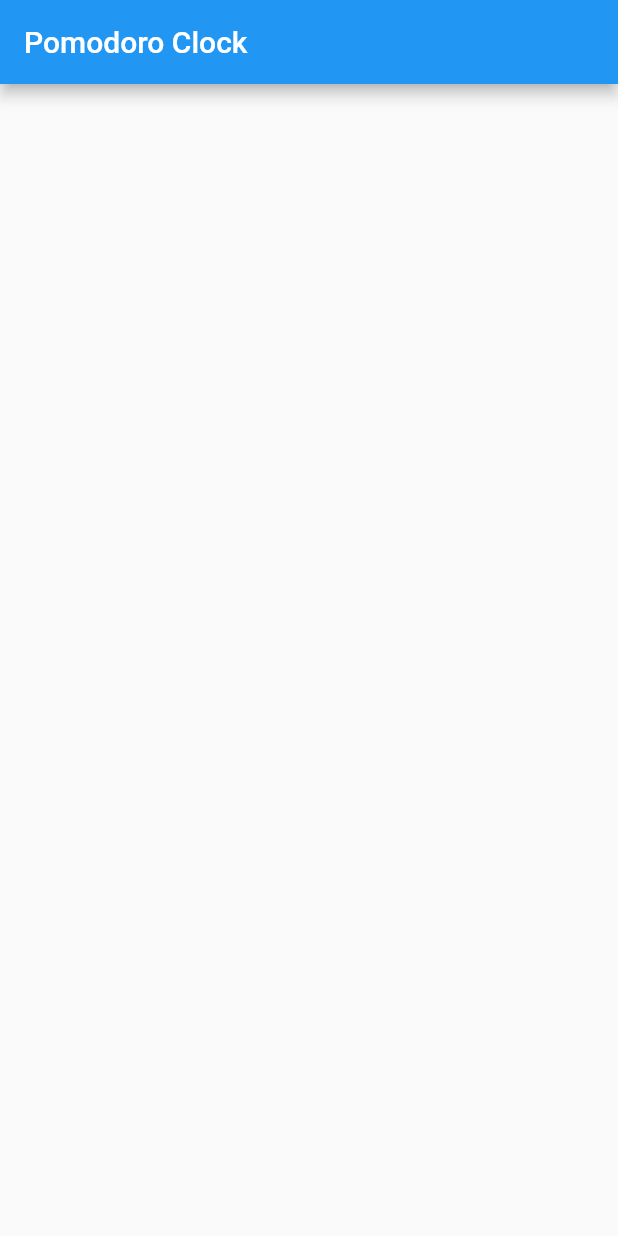
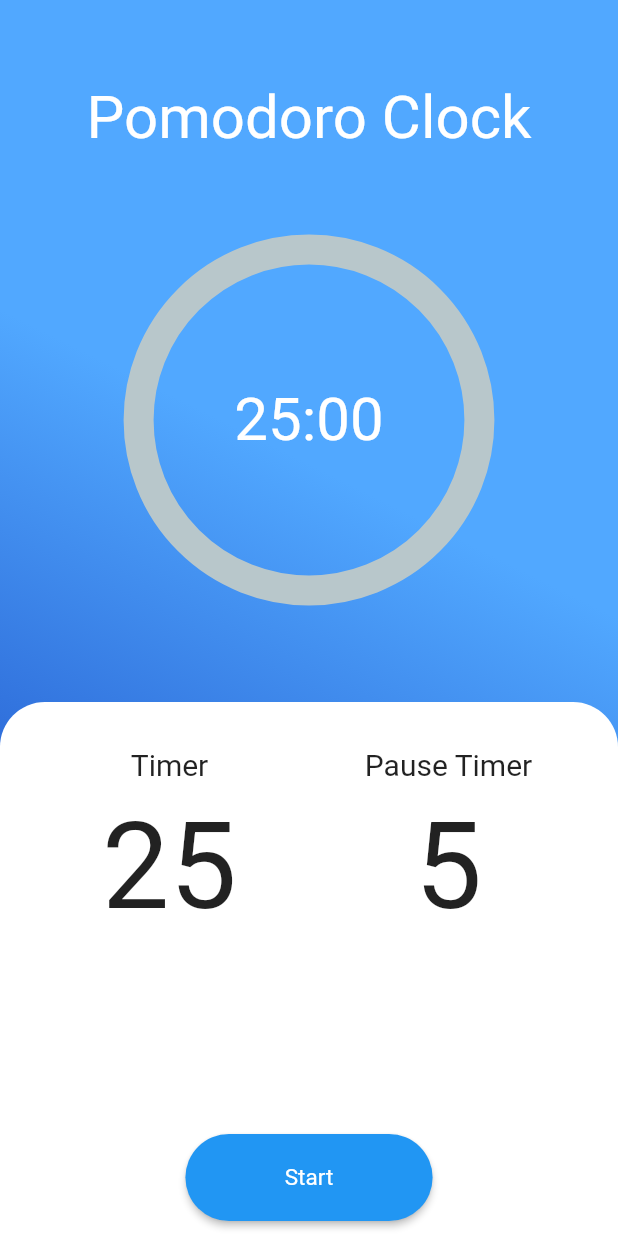
Before and after one commit to William-Santos-Dantas/pomodoro_clock, a Flutter app: the screen it shows after launch, on a phone screen of 412 x 824 dp. Run offline on Flutter 3.47's test engine with Material 2 defaults, Android fonts, the phone set to English and light mode, and no system bars; drawn by our look-alikes of percent_indicator; our stand-ins replace get; Roboto replaces fonts that are missing (mplus1).

Commit message:
Pomodoro Clock Complete

```diff
--- a/lib/modules/home/home_controller.dart
+++ b/lib/modules/home/home_controller.dart
@@ -1,7 +1,84 @@
+import 'dart:async';
 import 'package:get/get.dart';
-import '../../core/mixins/loader_mixin.dart';
-import '../../core/mixins/messages_mixin.dart';
 
-class HomeController extends GetxController with LoaderMixin, MessagesMixin {
+class HomeController extends GetxController{
+  final _percent = 0.0.obs;
+  get percent => _percent.value;
+  final _currentTime = 0.obs;
+  get currentTime => _currentTime.value;
 
+  final _totalSeconds = 0.obs;
+  get totalSeconds => _totalSeconds.value;
+  final _displayMinutes = 0.obs;
+  get displayMinutes => _displayMinutes.value;
+  final _displaySeconds = ''.obs;
+  get displaySeconds => _displaySeconds.value;
+
+  final _init = false.obs;
+  get init => _init.value;
+
+  final _pause = false.obs;
+
+  // ignore: prefer_typing_uninitialized_variables
+  var interval;
+
+  @override
+  void onReady() {
+    setCurrentTime(25);
+    super.onReady();
+  }
+
+  void setCurrentTime(int time) {
+    _totalSeconds(time * 60);
+    _displayMinutes(totalSeconds ~/ 60);
+    _currentTime(totalSeconds);
+    int seconds = totalSeconds % 60;
+    if (seconds < 10) {
+      _displaySeconds("0$seconds");
+    } else {
+      _displaySeconds(seconds.toString());
+    }
+  }
+
+  void playTimer() {
+    if (currentTime == 0) {}
+    interval = Timer.periodic(
+      const Duration(seconds: 1),
+      (timer) {
+        _init(true);
+        _percent.value += 1 / totalSeconds;
+        if (percent > 1) _percent.value = 1;
+        _currentTime.value -= 1;
+        _displayMinutes(currentTime ~/ 60);
+        int seconds = currentTime % 60;
+        if (seconds < 10) {
+          _displaySeconds("0$seconds");
+        } else {
+          _displaySeconds(seconds.toString());
+        }
+
+        if (currentTime == 0) {
+          _percent(0.0);
+          if (!_pause.value) {
+            setCurrentTime(5);
+            _pause.toggle();
+          } else {
+            setCurrentTime(25);
+            _pause.toggle();
+          }
+        }
+      },
+    );
+  }
+
+  void stop() {
+    if (init) interval.cancel();
+     reset();
+    _init(false);
+  }
+
+  void reset(){
+    setCurrentTime(25);
+    _percent(0);
+  }
 }
--- a/lib/modules/home/home_page.dart
+++ b/lib/modules/home/home_page.dart
@@ -1,5 +1,6 @@
 import 'package:flutter/material.dart';
 import 'package:get/get.dart';
+import 'package:percent_indicator/circular_percent_indicator.dart';
 
 import 'home_controller.dart';
 
@@ -9,10 +10,139 @@ class HomePage extends GetView<HomeController> {
   @override
   Widget build(BuildContext context) {
     return Scaffold(
-      appBar: AppBar(
-        title: Text('Pomodoro Clock'),
+      body: Container(
+        width: double.infinity,
+        decoration: const BoxDecoration(
+          gradient: LinearGradient(
+            colors: [
+              Color(0xff1542bf),
+              Color(0xff51a8ff),
+            ],
+            begin: FractionalOffset(0.5, 1),
+          ),
+        ),
+        child: Column(
+          mainAxisAlignment: MainAxisAlignment.start,
+          crossAxisAlignment: CrossAxisAlignment.center,
+          children: [
+            const SizedBox(height: 30),
+            const Padding(
+              padding: EdgeInsets.only(top: 25),
+              child: Text(
+                'Pomodoro Clock',
+                style: TextStyle(
+                  color: Colors.white,
+                  fontSize: 40,
+                ),
+              ),
+            ),
+            Obx(
+              () => Expanded(
+                child: CircularPercentIndicator(
+                  percent: controller.percent,
+                  animation: true,
+                  animateFromLastPercent: true,
+                  radius: context.widthTransformer(reducedBy: 70),
+                  lineWidth: 20,
+                  progressColor: Colors.white,
+                  center: Text(
+                    "${controller.displayMinutes}:${controller.displaySeconds}",
+                    style: const TextStyle(
+                      color: Colors.white,
+                      fontSize: 40,
+                    ),
+                  ),
+                ),
+              ),
+            ),
+            const SizedBox(height: 10),
+            Expanded(
+              child: Container(
+                width: double.infinity,
+                decoration: const BoxDecoration(
+                  color: Colors.white,
+                  borderRadius: BorderRadius.only(
+                    topRight: Radius.circular(30),
+                    topLeft: Radius.circular(30),
+                  ),
+                ),
+                child: Padding(
+                  padding: const EdgeInsets.only(top: 30, left: 20, right: 20),
+                  child: Column(
+                    children: [
+                      Expanded(
+                        child: Row(
+                          children: [
+                            Expanded(
+                              child: Column(
+                                children: const [
+                                  Text(
+                                    'Timer',
+                                    style: TextStyle(
+                                      fontSize: 20,
+                                    ),
+                                  ),
+                                  SizedBox(height: 10),
+                                  Text(
+                                    '25',
+                                    style: TextStyle(fontSize: 80),
+                                  ),
+                                ],
+                              ),
+                            ),
+                            Expanded(
+                              child: Column(
+                                children: const [
+                                  Text(
+                                    'Pause Timer',
+                                    style: TextStyle(
+                                      fontSize: 20,
+                                    ),
+                                  ),
+                                  SizedBox(height: 10),
+                                  Text(
+                                    '5',
+                                    style: TextStyle(fontSize: 80),
+                                  ),
+                                ],
+                              ),
+                            ),
+                          ],
+                        ),
+                      ),
+                      Padding(
+                        padding: const EdgeInsets.only(bottom: 10),
+                        child: SizedBox(
+                          width: context.widthTransformer(reducedBy: 60),
+                          child: Obx(
+                            () => ElevatedButton(
+                              onPressed: controller.init ? controller.stop : controller.playTimer,
+                              style: ElevatedButton.styleFrom(
+                                primary: controller.init ? Colors.red : Colors.blue,
+                                shape: RoundedRectangleBorder(
+                                  borderRadius: BorderRadius.circular(100),
+                                ),
+                                textStyle: const TextStyle(
+                                  color: Colors.white,
+                                  fontSize: 15,
+                                ),
+                              ),
+                              child: Padding(
+                                padding: const EdgeInsets.all(20),
+                                child: Text(controller.init ? 'Stop' : 'Start'),
+                              ),
+                            ),
+                          ),
+                        ),
+                      ),
+                    ],
+                  ),
+                ),
+              ),
+            ),
+          ],
+        ),
       ),
-      body: Container(),
     );
   }
 }
```
Also changed, not shown: lib/core/mixins/loader_mixin.dart (deleted, +0 -26 lines), lib/core/mixins/messages_mixin.dart (deleted, +0 -52 lines).
